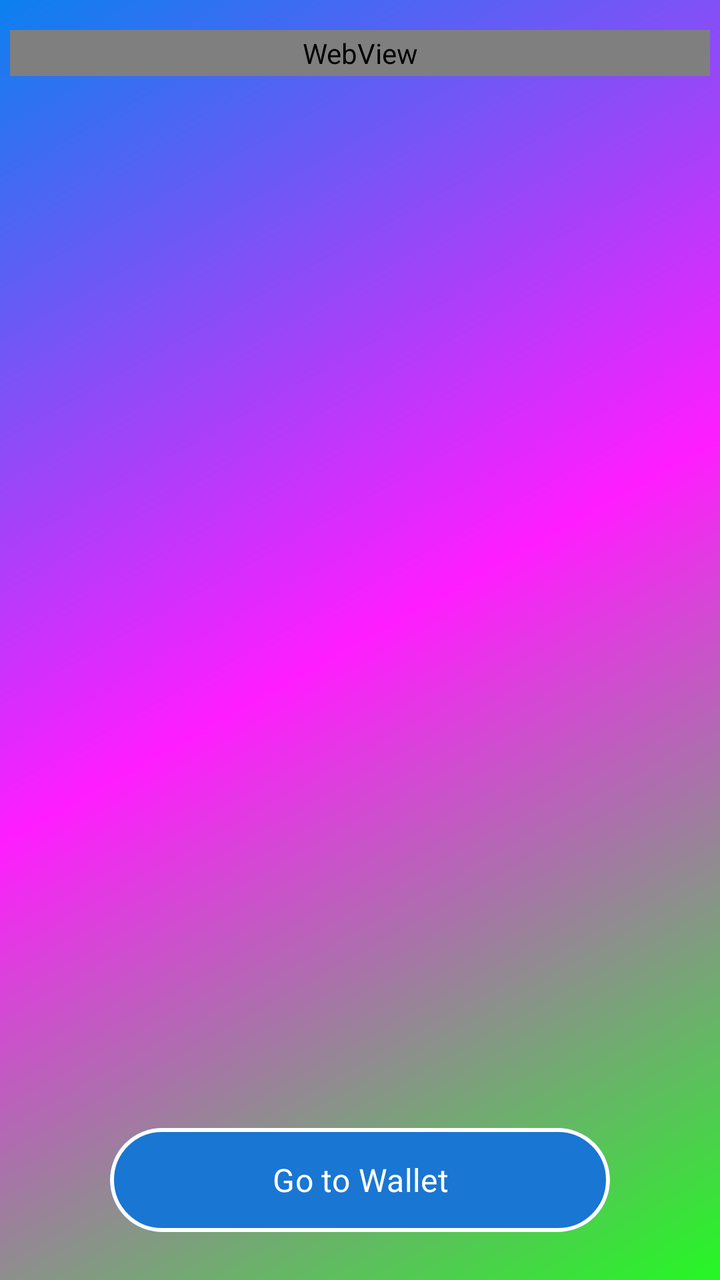
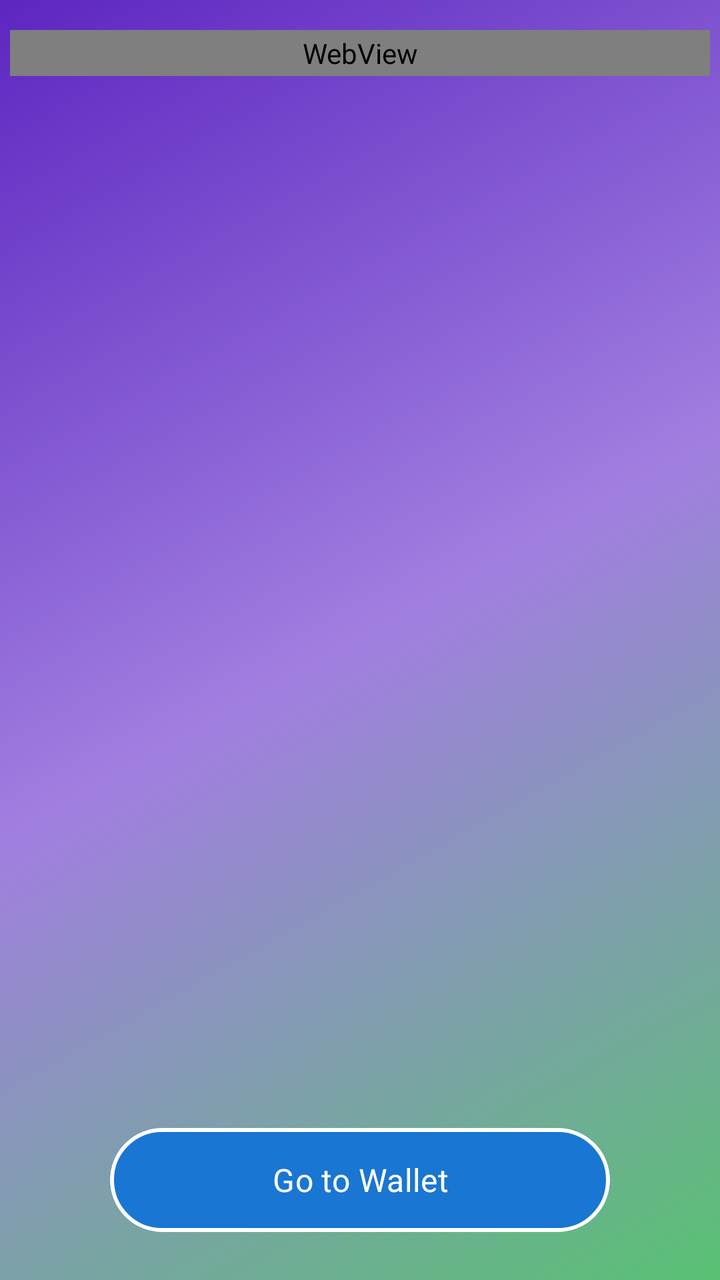

The first picture is an Android layout as it rendered before a commit; the second is the same layout after the commit. The layout source and the unified diff follow.
<!-- AndroidManifest.xml: application theme Theme.EtnVegas -->
<!-- res/layout/activity_instruction.xml -->
<?xml version="1.0" encoding="utf-8"?>
<androidx.constraintlayout.widget.ConstraintLayout xmlns:android="http://schemas.android.com/apk/res/android"
    xmlns:app="http://schemas.android.com/apk/res-auto"
    xmlns:tools="http://schemas.android.com/tools"
    android:id="@+id/main"
    android:layout_width="match_parent"
    android:layout_height="match_parent"
    android:background="@drawable/gradient_background"
    tools:context="com.starconsolidate.cryptoslots.com.electroneumhackathon.etnvegas.InstructionActivity">

    
    <Button
        android:id="@+id/wallet_button_instructions"
        android:layout_width="250dp"
        android:layout_height="60dp"
        android:layout_marginStart="10dp"
        android:layout_marginEnd="10dp"
        android:layout_marginBottom="20dp"
        android:backgroundTint="#1976D2"
        android:fontFamily="@font/marko_one"
        android:text="Go to Wallet"
        android:textColor="@color/white"
        android:textSize="16sp"
        app:layout_constraintBottom_toBottomOf="parent"
        app:layout_constraintEnd_toEndOf="parent"
        app:layout_constraintStart_toStartOf="parent"
        app:strokeColor="#FFFFFF"
        app:strokeWidth="2dp" />

    
    <ScrollView
        android:layout_width="match_parent"
        android:layout_height="0dp"
        android:layout_marginStart="5dp"
        android:layout_marginTop="5dp"
        android:layout_marginEnd="5dp"
        android:layout_marginBottom="5dp"
        android:contentDescription="scroll through instructions"
        app:layout_constraintBottom_toTopOf="@+id/wallet_button_instructions"
        app:layout_constraintEnd_toEndOf="parent"
        app:layout_constraintStart_toStartOf="parent"
        app:layout_constraintTop_toTopOf="parent">

        
        <WebView
            android:id="@+id/instructionWebView"
            android:layout_width="match_parent"
            android:layout_height="wrap_content"
            android:layout_marginTop="10dp"
            android:contentDescription="Instructions for the users"
            android:padding="2dp" />
    </ScrollView>
</androidx.constraintlayout.widget.ConstraintLayout>
<!-- resources referenced by this layout -->
<resources>
  <color name="white">#FFFFFFFF</color>
  <!-- drawable gradient_background (drawable) -->
  <shape
  xmlns:android="http://schemas.android.com/apk/res/android"
  android:shape="rectangle">
  <gradient
      android:startColor="#24F824"
      android:centerColor="#FF1DFF"
      android:endColor="#0C80EF"
      android:useLevel="false"
      android:angle="135" />
  </shape>
  <style name="Theme.EtnVegas" parent="Base.Theme.EtnVegas" />
  <style name="Base.Theme.EtnVegas" parent="Theme.Material3.DayNight.NoActionBar">
          
          
          <item name="android:forceDarkAllowed" tools:targetApi="q">false</item>
      </style>
</resources>

<!-- the commit's change to res/layout/activity_instruction.xml (unified diff, before → after) -->
@@ -6,7 +6,7 @@
     android:layout_width="match_parent"
     android:layout_height="match_parent"
     android:background="@drawable/gradient_background"
-    tools:context="com.starconsolidate.cryptoslots.com.electroneumhackathon.etnvegas.InstructionActivity">
+    tools:context="com.electroneumhackathon.etnvegas.InstructionActivity">
 
     
     <Button
<!-- resource entries referenced after the edit -->
@@ -6,9 +6,9 @@
   xmlns:android="http://schemas.android.com/apk/res/android"
   android:shape="rectangle">
   <gradient
-      android:startColor="#24F824"
-      android:centerColor="#FF1DFF"
-      android:endColor="#0C80EF"
+      android:startColor="#59c173"
+      android:centerColor="#a17fe0"
+      android:endColor="#5d26c1"
       android:useLevel="false"
       android:angle="135" />
   </shape>
